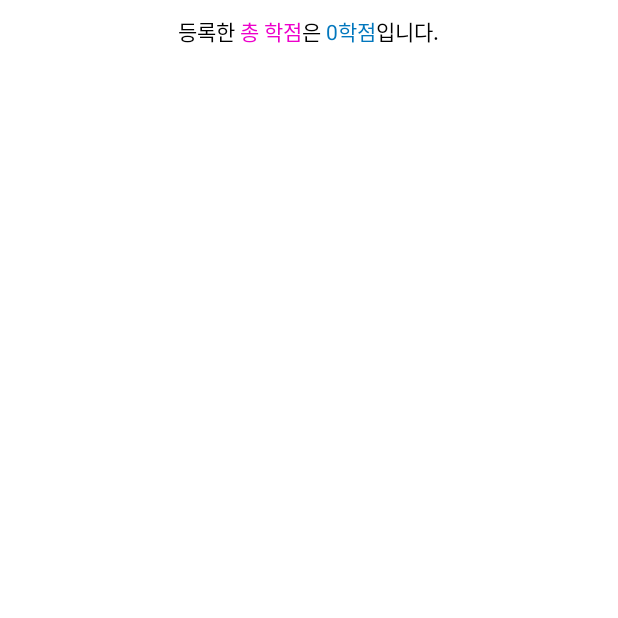
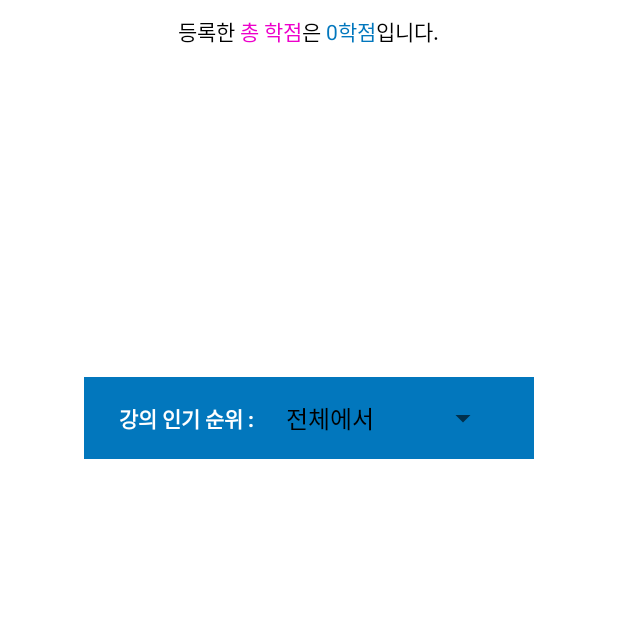
Before and after one commit to sungsikyang92/Registeration, an Android app: the fragment StatisticsFragment shown on its own in the app's theme, on a phone screen of 412 x 824 dp, the top half of it. Run offline under Robolectric (Android 15) with nearby library versions, the phone set to English and light mode, and no system bars; our stand-ins replace Volley; network calls fail.

Commit message:
강의 인기 순위 리스트 디자인

```diff
--- a/app/src/main/java/com/example/registeration/StatisticsFragment.java
+++ b/app/src/main/java/com/example/registeration/StatisticsFragment.java
@@ -8,7 +8,10 @@ import androidx.fragment.app.Fragment;
 import android.view.LayoutInflater;
 import android.view.View;
 import android.view.ViewGroup;
+import android.widget.AdapterView;
+import android.widget.ArrayAdapter;
 import android.widget.ListView;
+import android.widget.Spinner;
 import android.widget.TextView;
 
 import org.json.JSONArray;
@@ -77,6 +80,9 @@ public class StatisticsFragment extends Fragment {
     public static int totalCredit = 0;
     public static TextView credit;
 
+    private ArrayAdapter rankAdapter;
+    private Spinner rankSpinner;
+
     @Override
     public void onActivityCreated(Bundle b){
         super.onActivityCreated(b);
@@ -87,6 +93,43 @@ public class StatisticsFragment extends Fragment {
         new BackgroundTask().execute();
         totalCredit = 0;
         credit = (TextView) getView().findViewById(R.id.totalCredit);
+        rankSpinner = (Spinner) getView().findViewById(R.id.rankSpinner);
+        rankAdapter = ArrayAdapter.createFromResource(getActivity(), R.array.rank, android.R.layout.simple_spinner_dropdown_item);
+        rankSpinner.setAdapter(rankAdapter);
+        rankSpinner.setOnItemSelectedListener(new AdapterView.OnItemSelectedListener() {
+            @Override
+            public void onItemSelected(AdapterView<?> parent, View view, int position, long id) {
+                if(rankSpinner.getSelectedItem().equals("전체에서"))
+                {
+
+                }
+                else if(rankSpinner.getSelectedItem().equals("우리과에서"))
+                {
+
+                }
+                else if(rankSpinner.getSelectedItem().equals("남자 선호도"))
+                {
+
+                }
+                else if(rankSpinner.getSelectedItem().equals("여자 선호도"))
+                {
+
+                }
+                else if(rankSpinner.getSelectedItem().equals("전공 인기도"))
+                {
+
+                }
+                else if(rankSpinner.getSelectedItem().equals("교양 인기도"))
+                {
+
+                }
+            }
+
+            @Override
+            public void onNothingSelected(AdapterView<?> parent) {
+
+            }
+        });
     }
 
     class BackgroundTask extends AsyncTask<Void, Void, String>
--- a/app/src/main/res/layout/fragment_statistics.xml
+++ b/app/src/main/res/layout/fragment_statistics.xml
@@ -51,7 +51,7 @@
         android:layout_width="match_parent"
         android:layout_height="200sp"
         android:background="#ffffff"
-        android:layout_marginTop="10sp">
+        android:layout_margin="10sp">
 
         <ListView
             android:layout_width="match_parent"
@@ -63,4 +63,49 @@
 
     </LinearLayout>
 
+    <LinearLayout
+        android:layout_width="300sp"
+        android:layout_height="wrap_content"
+        android:background="@color/colorPrimaryDark"
+        android:orientation="horizontal"
+        android:layout_gravity="center"
+        android:layout_marginLeft="10sp"
+        android:layout_marginRight="10sp"
+        android:padding="3sp"
+        android:gravity="center"
+        >
+
+        <TextView
+            android:layout_width="wrap_content"
+            android:layout_height="wrap_content"
+            android:text="강의 인기 순위 : "
+            android:textColor="#ffffff"
+            android:textStyle="bold"/>
+
+        <Spinner
+            android:layout_width="150sp"
+            android:layout_height="wrap_content"
+            android:layout_gravity="center"
+            android:layout_marginLeft="10sp"
+            android:id="@+id/rankSpinner"></Spinner>
+
+    </LinearLayout>
+
+    <LinearLayout
+        android:layout_width="match_parent"
+        android:layout_height="match_parent"
+        android:background="#ffffff"
+        android:layout_margin="10sp">
+
+        <ListView
+            android:layout_width="match_parent"
+            android:layout_height="match_parent"
+            android:id="@+id/rankListView"
+            android:divider="#ffffff"
+            android:dividerHeight="10sp"
+            android:padding="5sp"/>
+
+    </LinearLayout>
+
+
 </LinearLayout>
--- a/app/src/main/res/values/arrays.xml
+++ b/app/src/main/res/values/arrays.xml
@@ -135,4 +135,12 @@
         <item>청람일반(수리와정보)</item>
         <item>청람일반(교육기반이해)</item>
     </string-array>
+    <string-array name="rank">
+        <item>전체에서</item>
+        <item>우리과에서</item>
+        <item>남자 선호도</item>
+        <item>여자 선호도</item>
+        <item>전공 인기도</item>
+        <item>교양 인기도</item>
+    </string-array>
 </resources>
```
Also changed, not shown: app/src/main/res/layout/rank.xml (added, +102 -0 lines).
